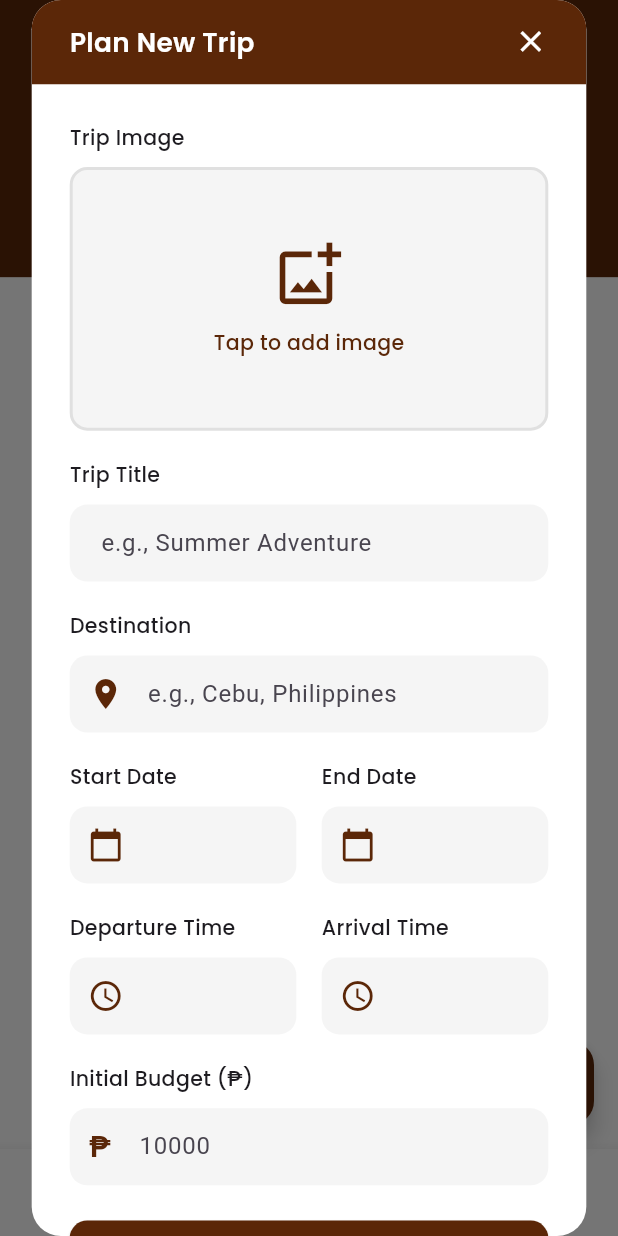
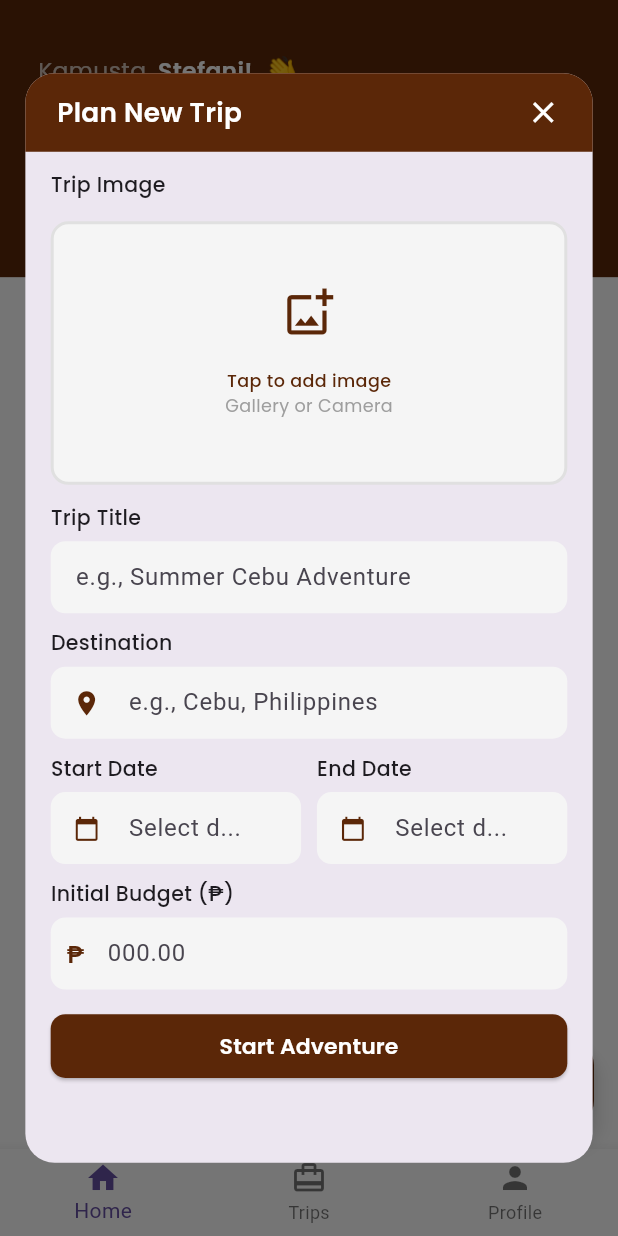
Before and after one commit to Jerai27/Lakbay_App, a Flutter app: the HomeScreen screen opened directly, after a tap on the "add" icon, on a phone screen of 412 x 824 dp. Run offline on Flutter 3.47's test engine with Material 3 defaults, Android fonts, the phone set to English and light mode, and no system bars; our stand-ins replace flutter_screenutil, flutter_svg, google_fonts, image_picker.

Commit message:
UI fixed
Plan New Trip Modal

```diff
--- a/lib/widgets/create_trip_modal.dart
+++ b/lib/widgets/create_trip_modal.dart
@@ -165,7 +165,8 @@ class _CreateTripModalState extends State<CreateTripModal> {
       ),
       builder: (BuildContext context) {
         return Container(
-          padding: EdgeInsets.symmetric(horizontal: 20.w, vertical: 16.h),
+        //  padding: EdgeInsets.symmetric(horizontal: 20.w, vertical: 16.h),
+        padding: EdgeInsets.symmetric(horizontal: 20.w, vertical: 40.h),
           child: Column(
             mainAxisSize: MainAxisSize.min,
             children: [
@@ -290,28 +291,21 @@ class _CreateTripModalState extends State<CreateTripModal> {
 
   @override
   Widget build(BuildContext context) {
-    final currentImagePath = _selectedImage?.path;
-
     return Dialog(
-      backgroundColor: Colors.transparent,
-      insetPadding: EdgeInsets.symmetric(horizontal: 20.w),
-      child: Container(
-        decoration: BoxDecoration(
-          color: Colors.white,
+      insetPadding: EdgeInsets.symmetric(horizontal: 16.w, vertical: 50.h),
+      shape: RoundedRectangleBorder(
         borderRadius: BorderRadius.circular(20.r),
       ),
-        child: SingleChildScrollView(
       child: Column(
         mainAxisSize: MainAxisSize.min,
         children: [
+          // Header
           Container(
-                padding: EdgeInsets.symmetric(horizontal: 24.w, vertical: 16.h),
+            width: double.infinity,
+            padding: EdgeInsets.symmetric(horizontal: 20.w, vertical: 14.h),
             decoration: BoxDecoration(
               color: AppColors.brownPrimary,
-                  borderRadius: BorderRadius.only(
-                    topLeft: Radius.circular(20.r),
-                    topRight: Radius.circular(20.r),
-                  ),
+              borderRadius: BorderRadius.vertical(top: Radius.circular(20.r)),
             ),
             child: Row(
               mainAxisAlignment: MainAxisAlignment.spaceBetween,
@@ -331,8 +325,11 @@ class _CreateTripModalState extends State<CreateTripModal> {
               ],
             ),
           ),
-              Padding(
-                padding: EdgeInsets.all(24.w),
+          // Scrollable Content
+          Expanded(
+            child: SingleChildScrollView(
+              child: Padding(
+                padding: EdgeInsets.symmetric(horizontal: 16.w, vertical: 12.h),
                 child: Column(
                   mainAxisSize: MainAxisSize.min,
                   crossAxisAlignment: CrossAxisAlignment.start,
@@ -342,7 +339,7 @@ class _CreateTripModalState extends State<CreateTripModal> {
                       'Trip Image',
                       style: GoogleFonts.poppins(fontSize: 14.sp, fontWeight: FontWeight.w500),
                     ),
-                    SizedBox(height: 10.h),
+                    SizedBox(height: 15.h),
                     GestureDetector(
                       onTap: _showImageOptionsBottomSheet,
                       child: Container(
@@ -352,72 +349,79 @@ class _CreateTripModalState extends State<CreateTripModal> {
                           color: Colors.grey.shade100,
                           borderRadius: BorderRadius.circular(12.r),
                           border: Border.all(
-                            color: currentImagePath != null ? AppColors.brownPrimary : Colors.grey.shade300,
+                            color: _selectedImage != null ? AppColors.brownPrimary : Colors.grey.shade300,
                             width: 2,
                           ),
                         ),
-                        child: currentImagePath != null
+                        child: _selectedImage != null
                             ? ClipRRect(
                                 borderRadius: BorderRadius.circular(12.r),
-                                child: Image.file(File(currentImagePath), fit: BoxFit.cover),
+                                child: Image.file(File(_selectedImage!.path), fit: BoxFit.cover),
                               )
                             : Column(
                                 mainAxisAlignment: MainAxisAlignment.center,
                                 children: [
-                                  Icon(Icons.add_photo_alternate_outlined, size: 48.sp, color: AppColors.brownPrimary),
-                                  SizedBox(height: 12.h),
+                                  Icon(Icons.add_photo_alternate_outlined, size: 36.sp, color: AppColors.brownPrimary),
+                                  SizedBox(height: 20.h, width: 20.w,),
                                   Text(
                                     'Tap to add image',
                                     style: GoogleFonts.poppins(
-                                      fontSize: 14.sp,
+                                      fontSize: 12.sp,
                                       color: AppColors.brownPrimary,
                                       fontWeight: FontWeight.w500,
+                                    ),
+                                  ),
+                                  Text(
+                                    'Gallery or Camera',
+                                    style: GoogleFonts.poppins(
+                                      fontSize: 12.sp,
+                                      color: Colors.grey.shade500,
                                     ),
                                   ),
                                 ],
                               ),
                       ),
                     ),
-                    SizedBox(height: 20.h),
+                    SizedBox(height: 12.h),
 
                     // Trip Title
                     Text('Trip Title', style: GoogleFonts.poppins(fontSize: 14.sp, fontWeight: FontWeight.w500)),
-                    SizedBox(height: 10.h),
+                    SizedBox(height: 6.h),
                     TextField(
                       controller: titleController,
                       decoration: InputDecoration(
-                        hintText: 'e.g., Summer Adventure',
+                        hintText: 'e.g., Summer Cebu Adventure',
                         filled: true,
                         fillColor: Colors.grey.shade100,
                         border: OutlineInputBorder(
-                          borderRadius: BorderRadius.circular(12.r),
+                          borderRadius: BorderRadius.circular(10.r),
                           borderSide: BorderSide.none,
                         ),
-                        contentPadding: EdgeInsets.symmetric(horizontal: 16.w, vertical: 14.h),
+                        contentPadding: EdgeInsets.symmetric(horizontal: 12.w, vertical: 10.h),
                       ),
                     ),
-                    SizedBox(height: 20.h),
+                    SizedBox(height: 10.h),
 
                     // Destination
                     Text('Destination', style: GoogleFonts.poppins(fontSize: 14.sp, fontWeight: FontWeight.w500)),
-                    SizedBox(height: 10.h),
+                    SizedBox(height: 6.h),
                     TextField(
                       controller: destinationController,
                       decoration: InputDecoration(
                         hintText: 'e.g., Cebu, Philippines',
-                        prefixIcon: Icon(Icons.location_on, color: AppColors.brownPrimary),
+                        prefixIcon: Icon(Icons.location_on, color: AppColors.brownPrimary, size: 20.sp),
                         filled: true,
                         fillColor: Colors.grey.shade100,
                         border: OutlineInputBorder(
-                          borderRadius: BorderRadius.circular(12.r),
+                          borderRadius: BorderRadius.circular(10.r),
                           borderSide: BorderSide.none,
                         ),
-                        contentPadding: EdgeInsets.symmetric(horizontal: 16.w, vertical: 14.h),
+                        contentPadding: EdgeInsets.symmetric(horizontal: 12.w, vertical: 10.h),
                       ),
                     ),
-                    SizedBox(height: 20.h),
+                    SizedBox(height: 10.h),
 
-                    // Dates
+                    // Dates Row
                     Row(
                       children: [
                         Expanded(
@@ -425,45 +429,47 @@ class _CreateTripModalState extends State<CreateTripModal> {
                             crossAxisAlignment: CrossAxisAlignment.start,
                             children: [
                               Text('Start Date', style: GoogleFonts.poppins(fontSize: 14.sp, fontWeight: FontWeight.w500)),
-                              SizedBox(height: 10.h),
+                              SizedBox(height: 6.h),
                               TextField(
                                 controller: startDateController,
                                 readOnly: true,
                                 onTap: _selectStartDate,
                                 decoration: InputDecoration(
-                                  prefixIcon: Icon(Icons.calendar_today, color: AppColors.brownPrimary),
+                                  prefixIcon: Icon(Icons.calendar_today, color: AppColors.brownPrimary, size: 18.sp),
+                                  hintText: 'Select d...',
                                   filled: true,
                                   fillColor: Colors.grey.shade100,
                                   border: OutlineInputBorder(
-                                    borderRadius: BorderRadius.circular(12.r),
+                                    borderRadius: BorderRadius.circular(10.r),
                                     borderSide: BorderSide.none,
                                   ),
-                                  contentPadding: EdgeInsets.symmetric(horizontal: 16.w, vertical: 14.h),
+                                  contentPadding: EdgeInsets.symmetric(horizontal: 10.w, vertical: 10.h),
                                 ),
                               ),
                             ],
                           ),
                         ),
-                        SizedBox(width: 16.w),
+                        SizedBox(width: 10.w),
                         Expanded(
                           child: Column(
                             crossAxisAlignment: CrossAxisAlignment.start,
                             children: [
                               Text('End Date', style: GoogleFonts.poppins(fontSize: 14.sp, fontWeight: FontWeight.w500)),
-                              SizedBox(height: 10.h),
+                              SizedBox(height: 6.h),
                               TextField(
                                 controller: endDateController,
                                 readOnly: true,
                                 onTap: _selectEndDate,
                                 decoration: InputDecoration(
-                                  prefixIcon: Icon(Icons.calendar_today, color: AppColors.brownPrimary),
+                                  prefixIcon: Icon(Icons.calendar_today, color: AppColors.brownPrimary, size: 18.sp),
+                                  hintText: 'Select d...',
                                   filled: true,
                                   fillColor: Colors.grey.shade100,
                                   border: OutlineInputBorder(
-                                    borderRadius: BorderRadius.circular(12.r),
+                                    borderRadius: BorderRadius.circular(10.r),
                                     borderSide: BorderSide.none,
                                   ),
-                                  contentPadding: EdgeInsets.symmetric(horizontal: 16.w, vertical: 14.h),
+                                  contentPadding: EdgeInsets.symmetric(horizontal: 10.w, vertical: 10.h),
                                 ),
                               ),
                             ],
@@ -471,99 +477,31 @@ class _CreateTripModalState extends State<CreateTripModal> {
                         ),
                       ],
                     ),
-                    SizedBox(height: 20.h),
-
-                    // Departure & Arrival Times
-                    Row(
-                      children: [
-                        Expanded(
-                          child: Column(
-                            crossAxisAlignment: CrossAxisAlignment.start,
-                            children: [
-                              Text('Departure Time', style: GoogleFonts.poppins(fontSize: 14.sp, fontWeight: FontWeight.w500)),
                     SizedBox(height: 10.h),
-                              TextField(
-                                controller: departureTimeController,
-                                readOnly: true,
-                                onTap: _selectDepartureTime,
-                                decoration: InputDecoration(
-                                  prefixIcon: Icon(Icons.access_time, color: AppColors.brownPrimary),
-                                  suffixIcon: departureTimeController.text.isNotEmpty
-                                      ? GestureDetector(
-                                          onTap: _clearDepartureTime,
-                                          child: Icon(Icons.close, color: Colors.red, size: 18.sp),
-                                        )
-                                      : null,
-                                  filled: true,
-                                  fillColor: Colors.grey.shade100,
-                                  border: OutlineInputBorder(
-                                    borderRadius: BorderRadius.circular(12.r),
-                                    borderSide: BorderSide.none,
-                                  ),
-                                  contentPadding: EdgeInsets.symmetric(horizontal: 16.w, vertical: 14.h),
-                                ),
-                              ),
-                            ],
-                          ),
-                        ),
-                        SizedBox(width: 16.w),
-                        Expanded(
-                          child: Column(
-                            crossAxisAlignment: CrossAxisAlignment.start,
-                            children: [
-                              Text('Arrival Time', style: GoogleFonts.poppins(fontSize: 14.sp, fontWeight: FontWeight.w500)),
-                              SizedBox(height: 10.h),
-                              TextField(
-                                controller: arrivalTimeController,
-                                readOnly: true,
-                                onTap: _selectArrivalTime,
-                                decoration: InputDecoration(
-                                  prefixIcon: Icon(Icons.access_time, color: AppColors.brownPrimary),
-                                  suffixIcon: arrivalTimeController.text.isNotEmpty
-                                      ? GestureDetector(
-                                          onTap: _clearArrivalTime,
-                                          child: Icon(Icons.close, color: Colors.red, size: 18.sp),
-                                        )
-                                      : null,
-                                  filled: true,
-                                  fillColor: Colors.grey.shade100,
-                                  border: OutlineInputBorder(
-                                    borderRadius: BorderRadius.circular(12.r),
-                                    borderSide: BorderSide.none,
-                                  ),
-                                  contentPadding: EdgeInsets.symmetric(horizontal: 16.w, vertical: 14.h),
-                                ),
-                              ),
-                            ],
-                          ),
-                        ),
-                      ],
-                    ),
-                    SizedBox(height: 20.h),
 
                     // Budget
                     Text('Initial Budget (₱)', style: GoogleFonts.poppins(fontSize: 14.sp, fontWeight: FontWeight.w500)),
-                    SizedBox(height: 10.h),
+                    SizedBox(height: 6.h),
                     TextField(
                       controller: budgetController,
                       keyboardType: TextInputType.number,
                       decoration: InputDecoration(
-                        hintText: '10000',
+                        hintText: '000.00',
                         prefixIcon: Padding(
-                          padding: EdgeInsets.only(left: 12.w, right: 8.w),
-                          child: Text('₱', style: TextStyle(fontSize: 20.sp, fontWeight: FontWeight.w600, color: AppColors.brownPrimary)),
+                          padding: EdgeInsets.only(left: 10.w, right: 6.w),
+                          child: Text('₱', style: TextStyle(fontSize: 16.sp, fontWeight: FontWeight.w600, color: AppColors.brownPrimary)),
                         ),
-                        prefixIconConstraints: BoxConstraints(minWidth: 40.w),
+                        prefixIconConstraints: BoxConstraints(minWidth: 32.w),
                         filled: true,
                         fillColor: Colors.grey.shade100,
                         border: OutlineInputBorder(
-                          borderRadius: BorderRadius.circular(12.r),
+                          borderRadius: BorderRadius.circular(10.r),
                           borderSide: BorderSide.none,
                         ),
-                        contentPadding: EdgeInsets.symmetric(horizontal: 12.w, vertical: 14.h),
+                        contentPadding: EdgeInsets.symmetric(horizontal: 10.w, vertical: 10.h),
                       ),
                     ),
-                    SizedBox(height: 24.h),
+                    SizedBox(height: 14.h),
 
                     // Create Button
                     SizedBox(
@@ -572,13 +510,13 @@ class _CreateTripModalState extends State<CreateTripModal> {
                         onPressed: _createTrip,
                         style: ElevatedButton.styleFrom(
                           backgroundColor: AppColors.brownPrimary,
-                          padding: EdgeInsets.symmetric(vertical: 14.h),
-                          shape: RoundedRectangleBorder(borderRadius: BorderRadius.circular(12.r)),
+                          padding: EdgeInsets.symmetric(vertical: 11.h),
+                          shape: RoundedRectangleBorder(borderRadius: BorderRadius.circular(10.r)),
                         ),
                         child: Text(
                           'Start Adventure',
                           style: GoogleFonts.poppins(
-                            fontSize: 16.sp,
+                            fontSize: 15.sp,
                             fontWeight: FontWeight.w600,
                             color: Colors.white,
                           ),
@@ -588,9 +526,9 @@ class _CreateTripModalState extends State<CreateTripModal> {
                   ],
                 ),
               ),
-            ],
             ),
           ),
+        ],
       ),
     );
   }
```
Lines whose indentation alone changed are shown as unchanged.
